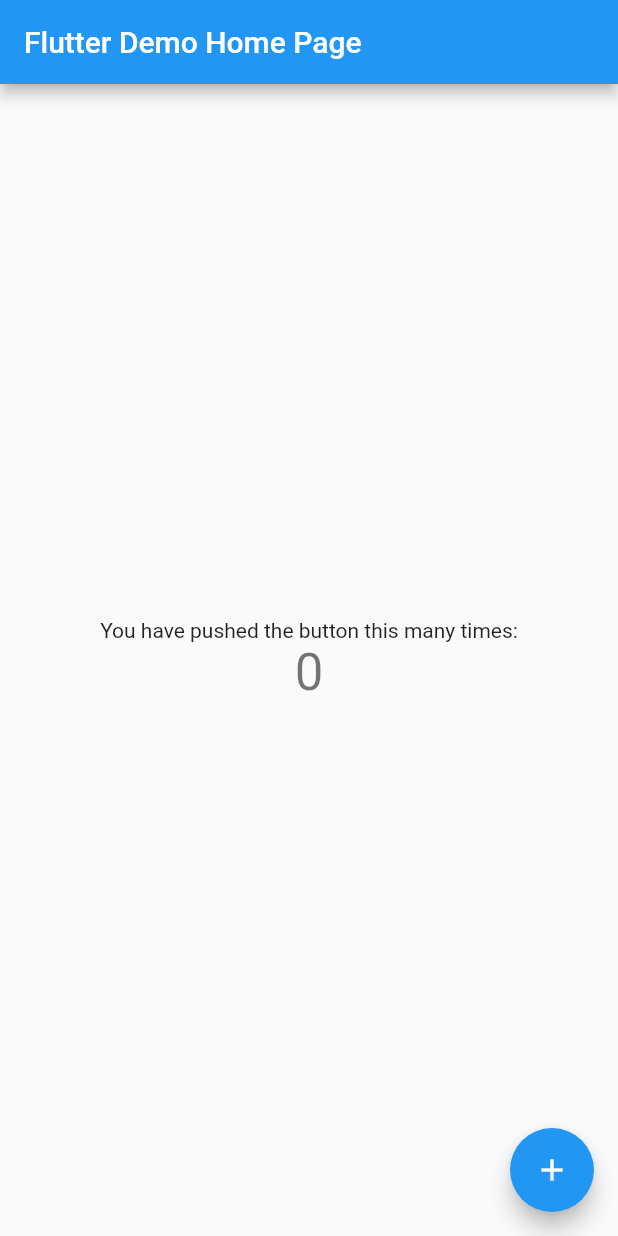
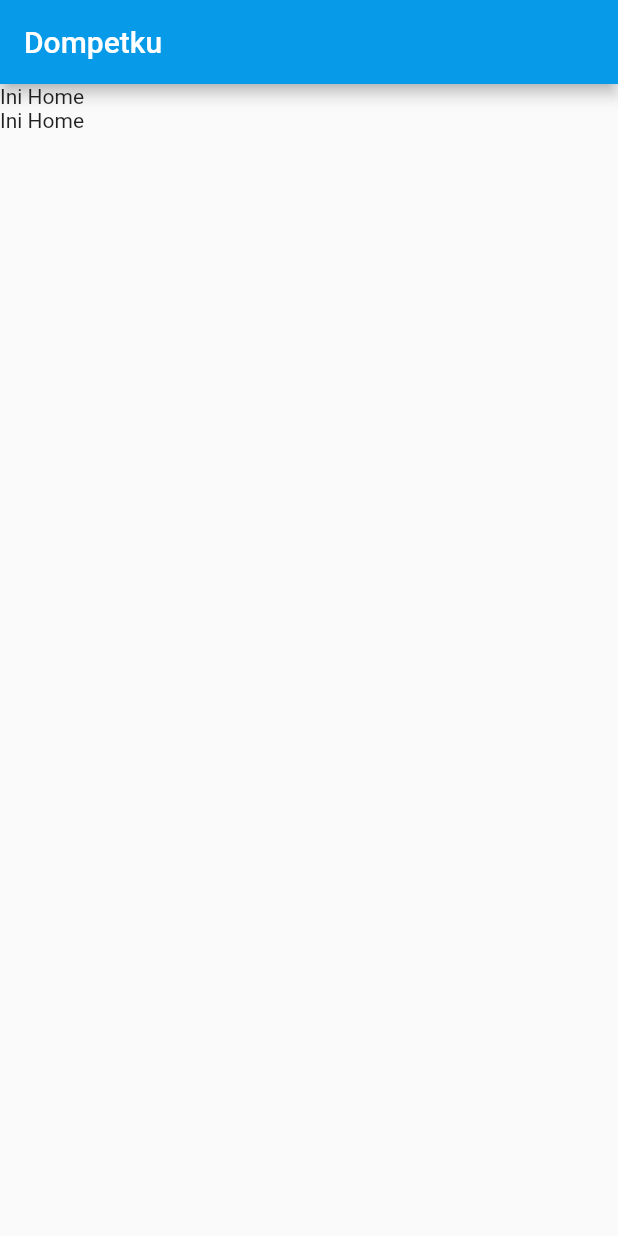
Before and after one commit to Chopin44/dompetku, a Flutter app: the screen it shows after launch, on a phone screen of 412 x 824 dp. Run offline on Flutter 3.47's test engine with Material 2 defaults, Android fonts, the phone set to English and light mode, and no system bars.

Commit message:
adding home

```diff
--- /dev/null
+++ b/dompetku_app/lib/home.dart
@@ -0,0 +1,28 @@
+import 'package:flutter/material.dart';
+
+class Home extends StatefulWidget {
+  const Home({super.key});
+
+  @override
+  State<Home> createState() => _HomeState();
+}
+
+class _HomeState extends State<Home> {
+  @override
+  Widget build(BuildContext context) {
+    return Scaffold(
+      appBar: AppBar(
+        title: Text("Dompetku"),
+        backgroundColor: Color.fromARGB(255, 6, 154, 233),
+      ),
+      body: Container(
+        child: Column(
+          children: [
+            Text("Ini Home"),
+            Text("Ini Home"),
+          ],
+          ),
+      ),
+    );
+  }
+}
--- a/dompetku_app/lib/main.dart
+++ b/dompetku_app/lib/main.dart
@@ -1,3 +1,4 @@
+import 'package:dompetku_app/home.dart';
 import 'package:flutter/material.dart';
 
 void main() {
@@ -11,105 +12,12 @@ class MyApp extends StatelessWidget {
   @override
   Widget build(BuildContext context) {
     return MaterialApp(
-      title: 'Flutter Demo',
+      debugShowCheckedModeBanner: false,
+      title: 'Dompetku',
       theme: ThemeData(
-        // This is the theme of your application.
-        //
-        // Try running your application with "flutter run". You'll see the
-        // application has a blue toolbar. Then, without quitting the app, try
-        // changing the primarySwatch below to Colors.green and then invoke
-        // "hot reload" (press "r" in the console where you ran "flutter run",
-        // or simply save your changes to "hot reload" in a Flutter IDE).
-        // Notice that the counter didn't reset back to zero; the application
-        // is not restarted.
         primarySwatch: Colors.blue,
       ),
-      home: const MyHomePage(title: 'Flutter Demo Home Page'),
+      home: Home(),
     );
   }
 }
-
-class MyHomePage extends StatefulWidget {
-  const MyHomePage({super.key, required this.title});
-
-  // This widget is the home page of your application. It is stateful, meaning
-  // that it has a State object (defined below) that contains fields that affect
-  // how it looks.
-
-  // This class is the configuration for the state. It holds the values (in this
-  // case the title) provided by the parent (in this case the App widget) and
-  // used by the build method of the State. Fields in a Widget subclass are
-  // always marked "final".
-
-  final String title;
-
-  @override
-  State<MyHomePage> createState() => _MyHomePageState();
-}
-
-class _MyHomePageState extends State<MyHomePage> {
-  int _counter = 0;
-
-  void _incrementCounter() {
-    setState(() {
-      // This call to setState tells the Flutter framework that something has
-      // changed in this State, which causes it to rerun the build method below
-      // so that the display can reflect the updated values. If we changed
-      // _counter without calling setState(), then the build method would not be
-      // called again, and so nothing would appear to happen.
-      _counter++;
-    });
-  }
-
-  @override
-  Widget build(BuildContext context) {
-    // This method is rerun every time setState is called, for instance as done
-    // by the _incrementCounter method above.
-    //
-    // The Flutter framework has been optimized to make rerunning build methods
-    // fast, so that you can just rebuild anything that needs updating rather
-    // than having to individually change instances of widgets.
-    return Scaffold(
-      appBar: AppBar(
-        // Here we take the value from the MyHomePage object that was created by
-        // the App.build method, and use it to set our appbar title.
-        title: Text(widget.title),
-      ),
-      body: Center(
-        // Center is a layout widget. It takes a single child and positions it
-        // in the middle of the parent.
-        child: Column(
-          // Column is also a layout widget. It takes a list of children and
-          // arranges them vertically. By default, it sizes itself to fit its
-          // children horizontally, and tries to be as tall as its parent.
-          //
-          // Invoke "debug painting" (press "p" in the console, choose the
-          // "Toggle Debug Paint" action from the Flutter Inspector in Android
-          // Studio, or the "Toggle Debug Paint" command in Visual Studio Code)
-          // to see the wireframe for each widget.
-          //
-          // Column has various properties to control how it sizes itself and
-          // how it positions its children. Here we use mainAxisAlignment to
-          // center the children vertically; the main axis here is the vertical
-          // axis because Columns are vertical (the cross axis would be
-          // horizontal).
-          mainAxisAlignment: MainAxisAlignment.center,
-          children: <Widget>[
-            const Text(
-              'You have pushed the button this many times:',
-            ),
-            Text(
-              '$_counter',
-              style: Theme.of(context).textTheme.headline4,
-            ),
-          ],
-        ),
-      ),
-      floatingActionButton: FloatingActionButton(
-        onPressed: _incrementCounter,
-        tooltip: 'Increment',
-        child: const Icon(Icons.add),
-      ), // This trailing comma makes auto-formatting nicer for build methods.
-    );
-  }
-}
```
